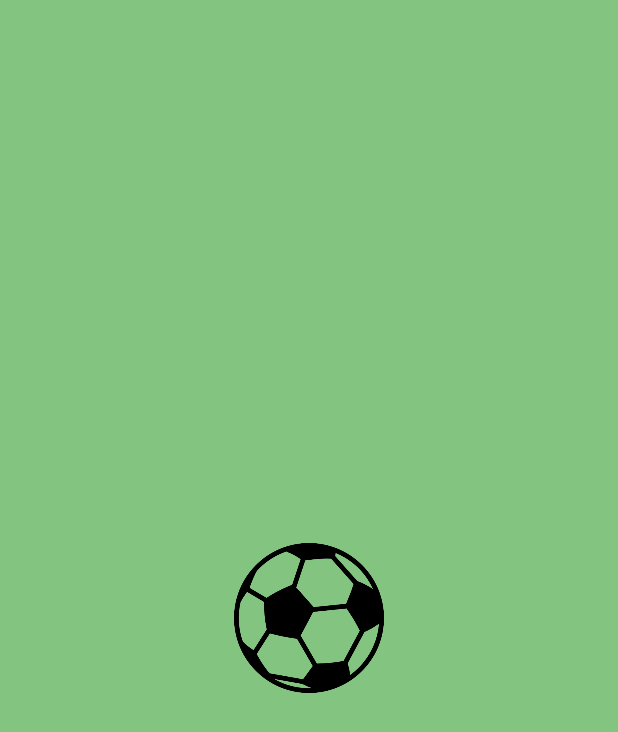
After one commit to Fefutema/Placar-29SCJ, an Android app: the layout activity_splash.xml on its own in the app's theme, with its tools: preview values and no code run, on a phone screen of 412 x 824 dp. The commit adds this screen. Shown: the top 732 px of the screen. Run offline under Robolectric (Android 15) with nearby library versions, the phone set to English and light mode, and no system bars.

Commit message:
Splash animation

```diff
--- a/app/src/main/AndroidManifest.xml
+++ b/app/src/main/AndroidManifest.xml
@@ -8,14 +8,16 @@
         android:label="@string/app_name"
         android:supportsRtl="true"
         android:theme="@style/AppTheme">
-        <activity android:name=".MainActivity">
+        <activity android:name=".MainActivity"></activity>
+        <activity android:name=".PlacarActivity" />
+        <activity android:name=".SplashActivity"
+            android:theme="@style/Fullscreen">
             <intent-filter>
                 <action android:name="android.intent.action.MAIN" />
 
                 <category android:name="android.intent.category.LAUNCHER" />
             </intent-filter>
         </activity>
-        <activity android:name=".PlacarActivity"></activity>
     </application>
 
 </manifest>
--- /dev/null
+++ b/app/src/main/res/layout/activity_splash.xml
@@ -0,0 +1,22 @@
+<?xml version="1.0" encoding="utf-8"?>
+<RelativeLayout xmlns:android="http://schemas.android.com/apk/res/android"
+    xmlns:tools="http://schemas.android.com/tools"
+    android:id="@+id/activity_splash"
+    android:layout_width="match_parent"
+    android:layout_height="match_parent"
+    android:paddingBottom="@dimen/activity_vertical_margin"
+    android:paddingLeft="@dimen/activity_horizontal_margin"
+    android:paddingRight="@dimen/activity_horizontal_margin"
+    android:paddingTop="@dimen/activity_vertical_margin"
+    tools:context="br.com.fiap.placar.SplashActivity"
+    android:background="@color/backgroundSplash">
+
+    <ImageView
+        android:layout_width="@dimen/largura_icone_splash"
+        android:layout_height="@dimen/altura_icone_splash"
+        android:src="@drawable/bola"
+        android:layout_centerInParent="true"
+        android:id="@+id/ivLogo"
+        />
+
+</RelativeLayout>
--- a/app/src/main/res/values/colors.xml
+++ b/app/src/main/res/values/colors.xml
@@ -3,4 +3,5 @@
     <color name="colorPrimary">#3F51B5</color>
     <color name="colorPrimaryDark">#303F9F</color>
     <color name="colorAccent">#448AFF</color>
+    <color name="backgroundSplash">#83c481</color>
 </resources>
--- a/app/src/main/res/values/dimens.xml
+++ b/app/src/main/res/values/dimens.xml
@@ -3,4 +3,6 @@
     <dimen name="activity_horizontal_margin">16dp</dimen>
     <dimen name="activity_vertical_margin">16dp</dimen>
     <dimen name="tamanho_titulos">30sp</dimen>
+    <dimen name="largura_icone_splash">100dp</dimen>
+    <dimen name="altura_icone_splash">100dp</dimen>
 </resources>
--- a/app/src/main/res/values/styles.xml
+++ b/app/src/main/res/values/styles.xml
@@ -6,6 +6,12 @@
         <item name="colorPrimary">@color/colorPrimary</item>
         <item name="colorPrimaryDark">@color/colorPrimaryDark</item>
         <item name="colorAccent">@color/colorAccent</item>
+    </style>
+
+    <style name="Fullscreen" parent="AppTheme">
+        <item name="windowActionBar">false</item>
+        <item name="windowNoTitle">true</item>
+        <item name="android:windowFullscreen">true</item>
     </style>
 
     <style name="elemento_placar">
```
Also changed, not shown: app/src/main/java/br/com/fiap/placar/SplashActivity.java (added, +30 -0 lines), app/src/main/res/anim/animacao_splash.xml (added, +7 -0 lines), app/src/main/res/drawable/bola.png (added).
